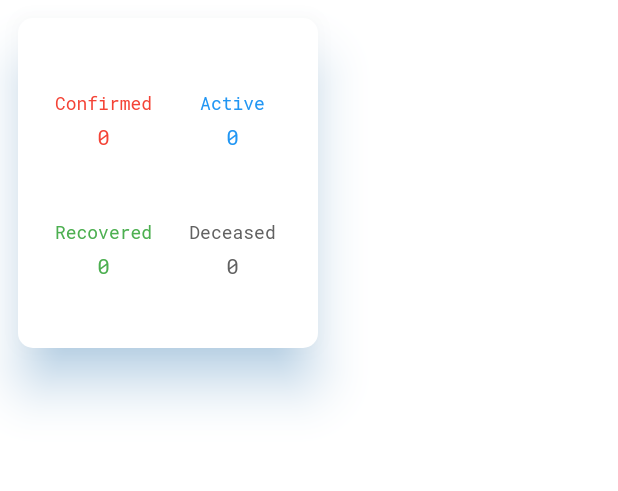
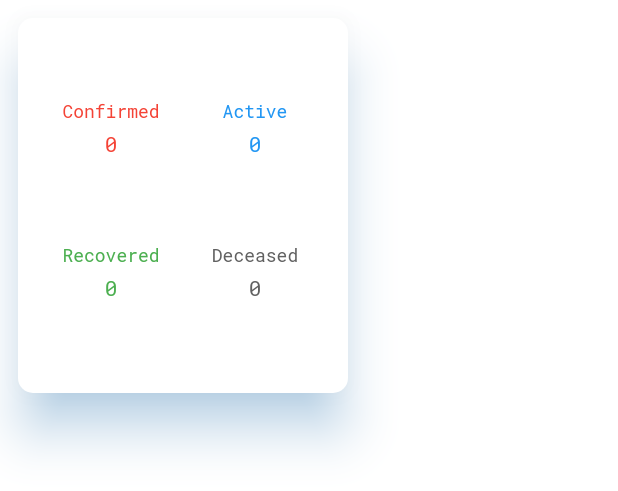
Before and after one commit to AdityaPratap006/coid_app_client, a Flutter app: the StateData widget shown alone on an empty page, opened directly with empty values, on a phone screen of 412 x 824 dp. Shown: the top 491 px of the screen. Run offline on Flutter 3.47's test engine with Material 2 defaults, Android fonts, the phone set to English and light mode, and no system bars; our stand-ins replace firebase_auth, geolocator, google_fonts, google_maps_flutter, google_sign_in, shared_preferences; missing offline and left inert: flutter_google_places, google_maps_webservice, location_permissions; accounts and stored records are empty; network calls fail.

Commit message:
UI improvements

```diff
--- a/lib/screens/insights_screen.dart
+++ b/lib/screens/insights_screen.dart
@@ -80,10 +80,11 @@ class _InsightsScreenState extends State<InsightsScreen> {
                       ),
                     ),
                     Container(
-                      height: 280.0,
+                      height: 300.0,
                       child: SingleChildScrollView(
                         scrollDirection: Axis.horizontal,
                         child: Row(
+                          crossAxisAlignment: CrossAxisAlignment.start,
                           mainAxisAlignment: MainAxisAlignment.spaceAround,
                           children: <Widget>[
                             ...stateWiseData
--- a/lib/widgets/insights_state_data.dart
+++ b/lib/widgets/insights_state_data.dart
@@ -23,8 +23,8 @@ class StateData extends StatelessWidget {
         shadowColor: Color(0x802196f3),
         borderRadius: BorderRadius.circular(10.0),
         child: Container(
-          height: 220,
-          width: 200,
+          height: 250,
+          width: 220,
           padding: EdgeInsets.symmetric(vertical: 8, horizontal: 10),
           child: Column(
             children: <Widget>[
@@ -35,9 +35,7 @@ class StateData extends StatelessWidget {
                   color: Theme.of(context).accentColor,
                 ),
               ),
-              Container(
-                height: 160,
-                width: 180,
+              Expanded(
                 child: GridView.count(
                   physics: NeverScrollableScrollPhysics(),
                   crossAxisCount: 2,
--- a/pubspec.yaml
+++ b/pubspec.yaml
@@ -59,6 +59,7 @@ flutter:
    - lib/assets/images/google_logo.png
    - lib/assets/images/hotspot_location.png
    - lib/assets/images/user_location.png
+   - lib/assets/images/profile.png
 
   # An image asset can refer to one or more resolution-specific "variants", see
   # https://flutter.dev/assets-and-images/#resolution-aware.
```
Also changed, not shown: lib/screens/home_screen.dart (+5 -5 lines), lib/screens/user_profile_screen.dart (+5 -2 lines), lib/assets/images/profile.png (added).
